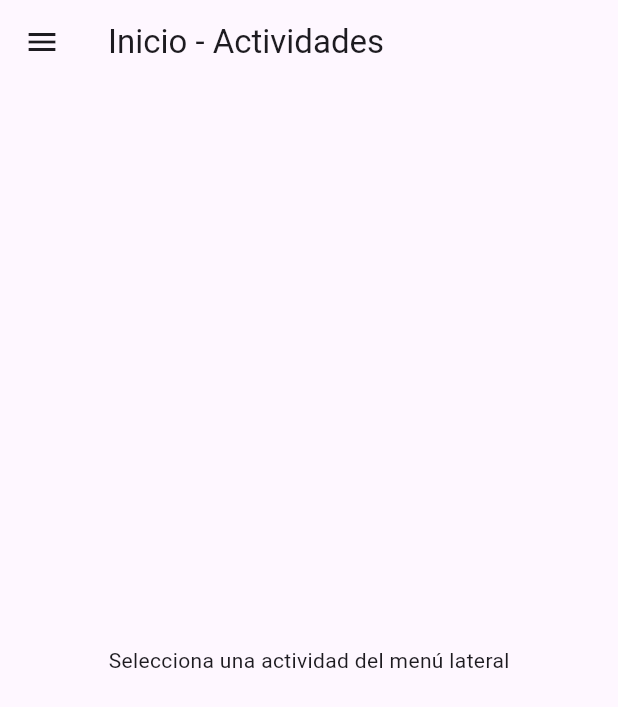
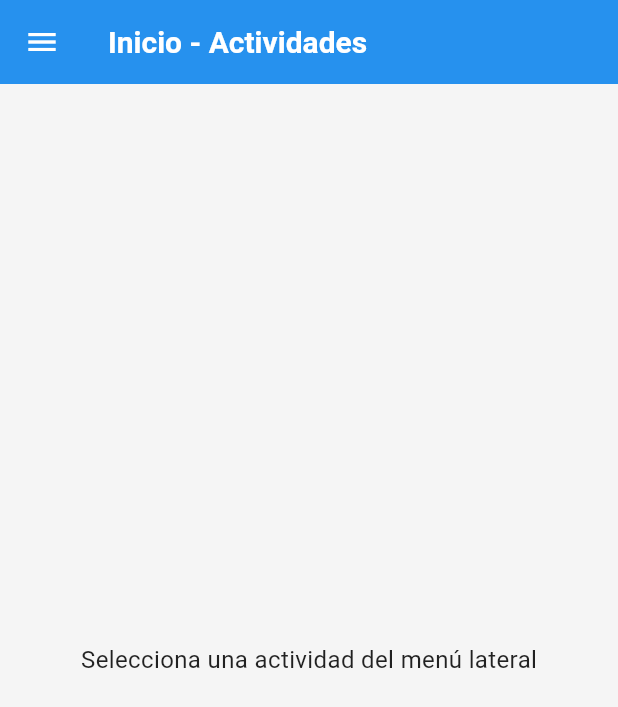
Before and after one commit to JuanAndresGasparMaldonado/juanandres_pmdm, a Flutter app: the screen it shows after launch, on a phone screen of 412 x 824 dp. Shown: the top 707 px of the screen. Run offline on Flutter 3.47's test engine with Material 3 defaults, Android fonts, the phone set to English and light mode, and no system bars; our stand-ins replace auto_size_text, google_fonts.

Commit message:
Entrega 6

```diff
--- a/drawer_unificado/lib/main.dart
+++ b/drawer_unificado/lib/main.dart
@@ -14,7 +14,39 @@
       debugShowCheckedModeBanner: false,
       title: 'Actividades Unificadas',
       theme: ThemeData(
+        // Usamos un color base (azul)
         primarySwatch: Colors.blue,
+
+        // Personalización de Scaffolds (fondo de pantalla de las apps)
+        scaffoldBackgroundColor: Colors.grey[100], // Un gris muy claro
+
+        // Personalización de los AppBars
+        appBarTheme: const AppBarTheme(
+          backgroundColor: Colors.blue, // Fondo azul
+          foregroundColor: Colors.white, // Iconos y texto de la barra en blanco
+          elevation: 2, // Una sombra ligera
+          // Estilo para el título del AppBar
+          titleTextStyle: TextStyle(
+            fontSize: 20,
+            fontWeight: FontWeight.bold,
+            color: Colors.white,
+          ),
+        ),
+
+        // Personalización de Textos
+        textTheme: const TextTheme(
+          // Estilo por defecto para la mayoría de textos (ej. en el body)
+          bodyMedium: TextStyle(
+            fontSize: 16,
+            color: Colors.black87, // Un negro no tan intenso
+          ),
+          // Estilo para títulos o textos destacados
+          headlineSmall: TextStyle(
+            fontSize: 22,
+            fontWeight: FontWeight.bold,
+            color: Colors.black,
+          ),
+        ),
       ),
 
       // Punto 2: Rutas nombradas (esto ya lo tenías bien)
```
Also changed, not shown: drawer_unificado/lib/screens/pantalla_juego_colores.dart (+18 -8 lines).
